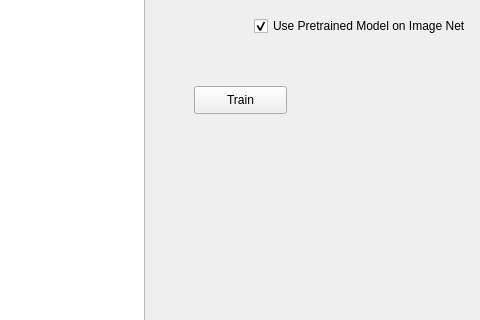
First picture: the form in main_window.ui, repository Alibhji/Pytorch_Trainer_GUI, before the edit; both pictures show x 356 to 836 and y 194 to 514 of the 1000 by 747 pixel window.
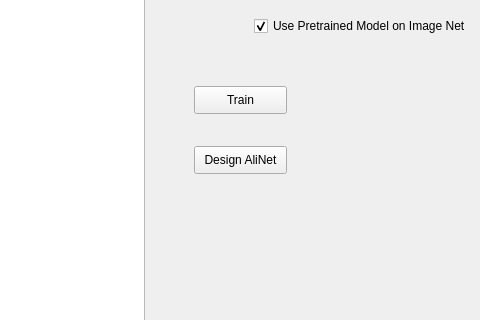
Second picture: the form after the edit.

```diff
--- a/main_window.ui
+++ b/main_window.ui
@@ -145,6 +145,19 @@
      <bool>true</bool>
     </property>
    </widget>
+   <widget class="QPushButton" name="btn_designNet">
+    <property name="geometry">
+     <rect>
+      <x>550</x>
+      <y>340</y>
+      <width>93</width>
+      <height>28</height>
+     </rect>
+    </property>
+    <property name="text">
+     <string>Design AliNet</string>
+    </property>
+   </widget>
   </widget>
   <widget class="QMenuBar" name="menubar">
    <property name="geometry">
```
